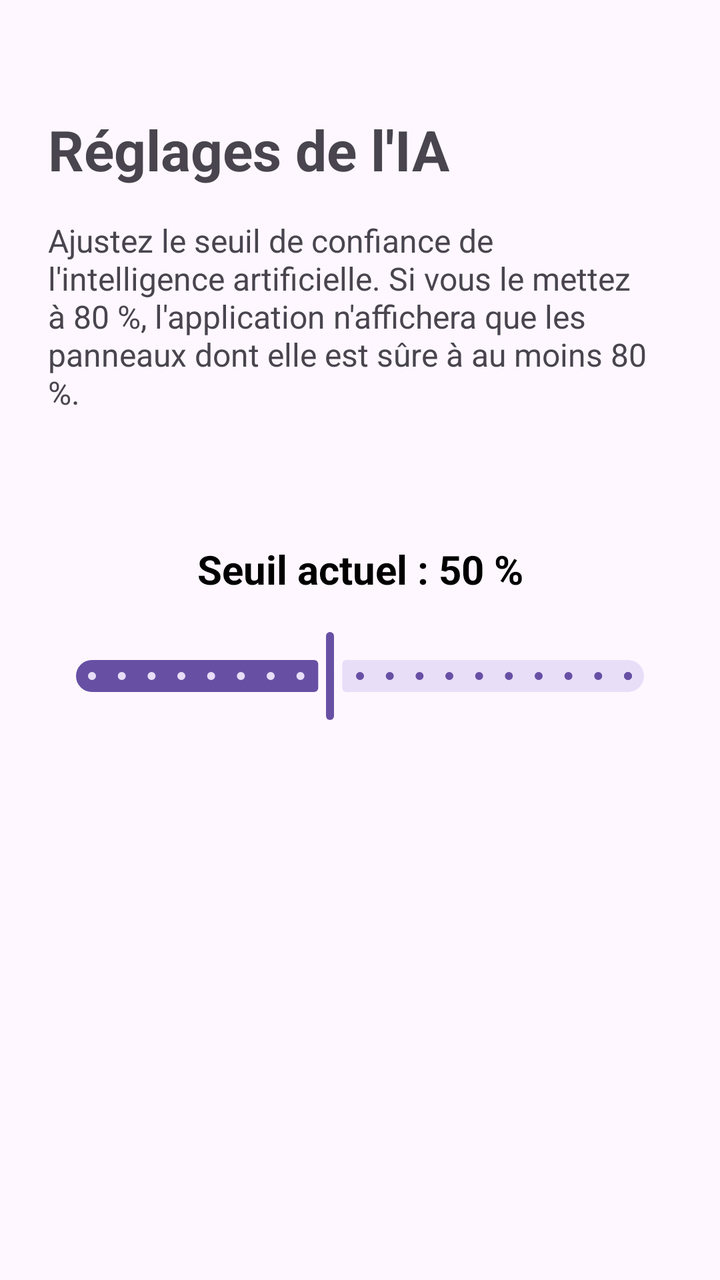
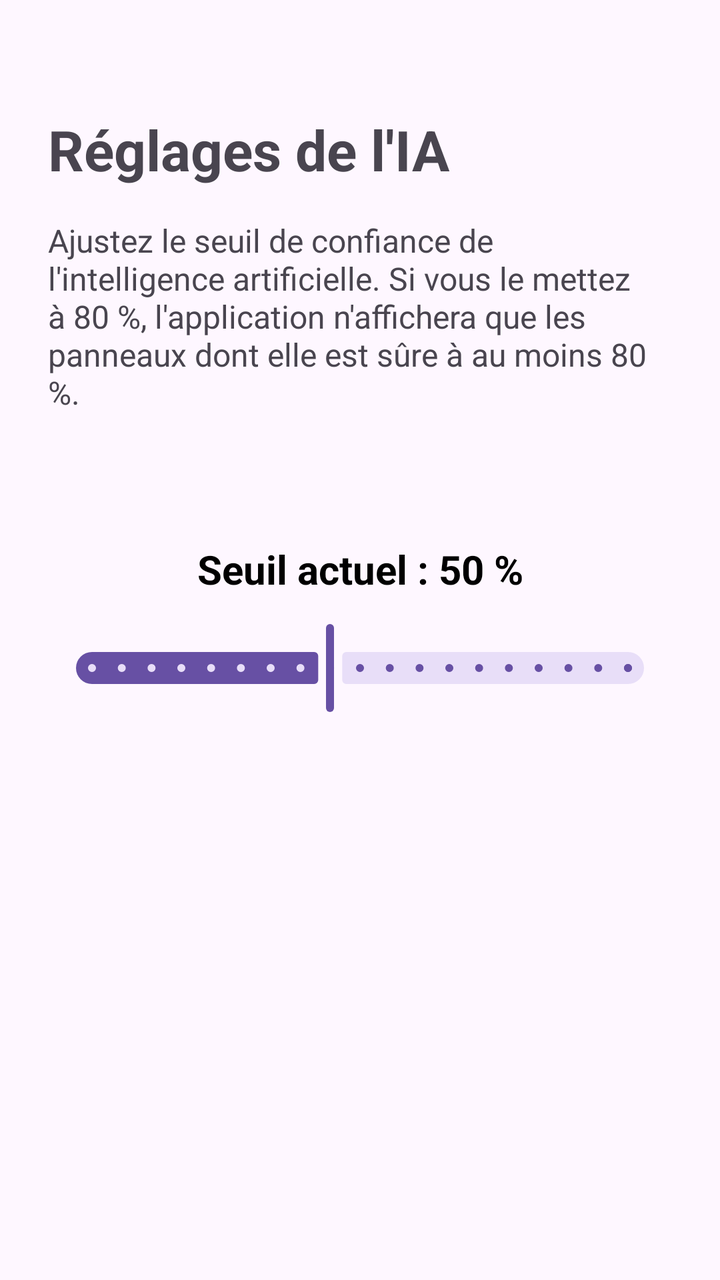

Compare the two renders of this Android layout. The source of the first and the diff that turns it into the second are given below.
<!-- AndroidManifest.xml: application theme Theme.PROJET_M1 -->
<!-- res/layout/fragment_settings.xml -->
<?xml version="1.0" encoding="utf-8"?>
<androidx.constraintlayout.widget.ConstraintLayout
    xmlns:android="http://schemas.android.com/apk/res/android"
    xmlns:app="http://schemas.android.com/apk/res-auto"
    android:layout_width="match_parent"
    android:layout_height="match_parent"
    android:padding="24dp">

    <TextView
        android:id="@+id/textTitle"
        android:layout_width="wrap_content"
        android:layout_height="wrap_content"
        android:text="Réglages de l'IA"
        android:textSize="28sp"
        android:textStyle="bold"
        app:layout_constraintTop_toTopOf="parent"
        app:layout_constraintStart_toStartOf="parent"
        android:layout_marginTop="32dp"/>

    <TextView
        android:id="@+id/textDescription"
        android:layout_width="0dp"
        android:layout_height="wrap_content"
        android:text="Ajustez le seuil de confiance de l'intelligence artificielle. Si vous le mettez à 80 %, l'application n'affichera que les panneaux dont elle est sûre à au moins 80 %."
        android:layout_marginTop="16dp"
        android:textSize="16sp"
        app:layout_constraintTop_toBottomOf="@id/textTitle"
        app:layout_constraintStart_toStartOf="parent"
        app:layout_constraintEnd_toEndOf="parent"/>

    <TextView
        android:id="@+id/textThresholdValue"
        android:layout_width="wrap_content"
        android:layout_height="wrap_content"
        android:text="Seuil actuel : 50 %"
        android:textSize="20sp"
        android:textStyle="bold"
        android:textColor="@color/black"
        app:layout_constraintTop_toBottomOf="@id/textDescription"
        app:layout_constraintStart_toStartOf="parent"
        app:layout_constraintEnd_toEndOf="parent"
        android:layout_marginTop="64dp"/>

    
    <com.google.android.material.slider.Slider
        android:id="@+id/confidenceSlider"
        android:layout_width="match_parent"
        android:layout_height="wrap_content"
        android:valueFrom="10.0"
        android:valueTo="100.0"
        android:stepSize="5.0"
        android:value="50.0"
        app:layout_constraintTop_toBottomOf="@id/textThresholdValue"
        android:layout_marginTop="16dp"/>

</androidx.constraintlayout.widget.ConstraintLayout>
<!-- resources referenced by this layout -->
<resources>
  <color name="black">#FF000000</color>
  <style name="Theme.PROJET_M1" parent="Base.Theme.PROJET_M1" />
  <style name="Base.Theme.PROJET_M1" parent="Theme.Material3.DayNight.NoActionBar">
          
          
      </style>
</resources>

<!-- the commit's change to res/layout/fragment_settings.xml (unified diff, before → after) -->
@@ -2,6 +2,7 @@
 <androidx.constraintlayout.widget.ConstraintLayout
     xmlns:android="http://schemas.android.com/apk/res/android"
     xmlns:app="http://schemas.android.com/apk/res-auto"
+    xmlns:tools="http://schemas.android.com/tools"
     android:layout_width="match_parent"
     android:layout_height="match_parent"
     android:padding="24dp">
@@ -46,11 +47,12 @@
         android:id="@+id/confidenceSlider"
         android:layout_width="match_parent"
         android:layout_height="wrap_content"
+        android:layout_marginTop="12dp"
+        android:stepSize="5.0"
+        android:value="50.0"
         android:valueFrom="10.0"
         android:valueTo="100.0"
-        android:stepSize="5.0"
-        android:value="50.0"
         app:layout_constraintTop_toBottomOf="@id/textThresholdValue"
-        android:layout_marginTop="16dp"/>
+        tools:layout_editor_absoluteX="67dp" />
 
 </androidx.constraintlayout.widget.ConstraintLayout>
